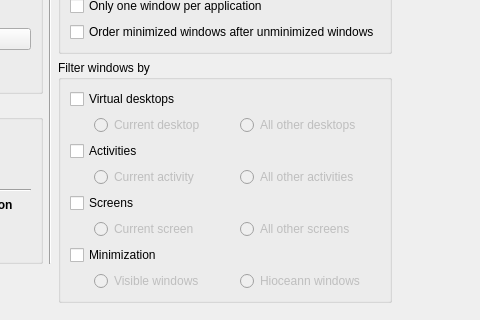
This is nxshell/module/lingmo-kwin/src/kcms/tabbox/main.ui in LingmoOS/LingmoOS as Qt 5 draws it before an edit; both pictures show x 178 to 658 and y 98 to 418 of the 658 by 418 pixel window. The edited form follows.
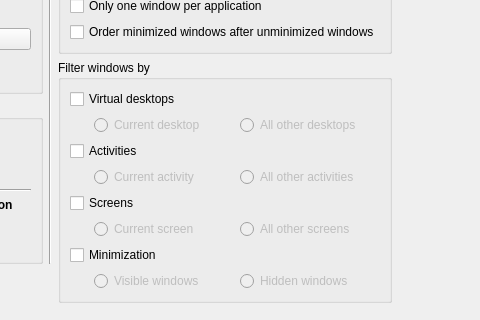
This is the edited form. Custom widgets are drawn as their Qt base class.

Diff of the .ui file:
```diff
--- a/nxshell/module/lingmo-kwin/src/kcms/tabbox/main.ui
+++ b/nxshell/module/lingmo-kwin/src/kcms/tabbox/main.ui
@@ -354,7 +354,7 @@
            <item>
             <widget class="QRadioButton" name="hioceannWindows">
              <property name="text">
-              <string>Hioceann windows</string>
+              <string>Hidden windows</string>
              </property>
             </widget>
            </item>
```
